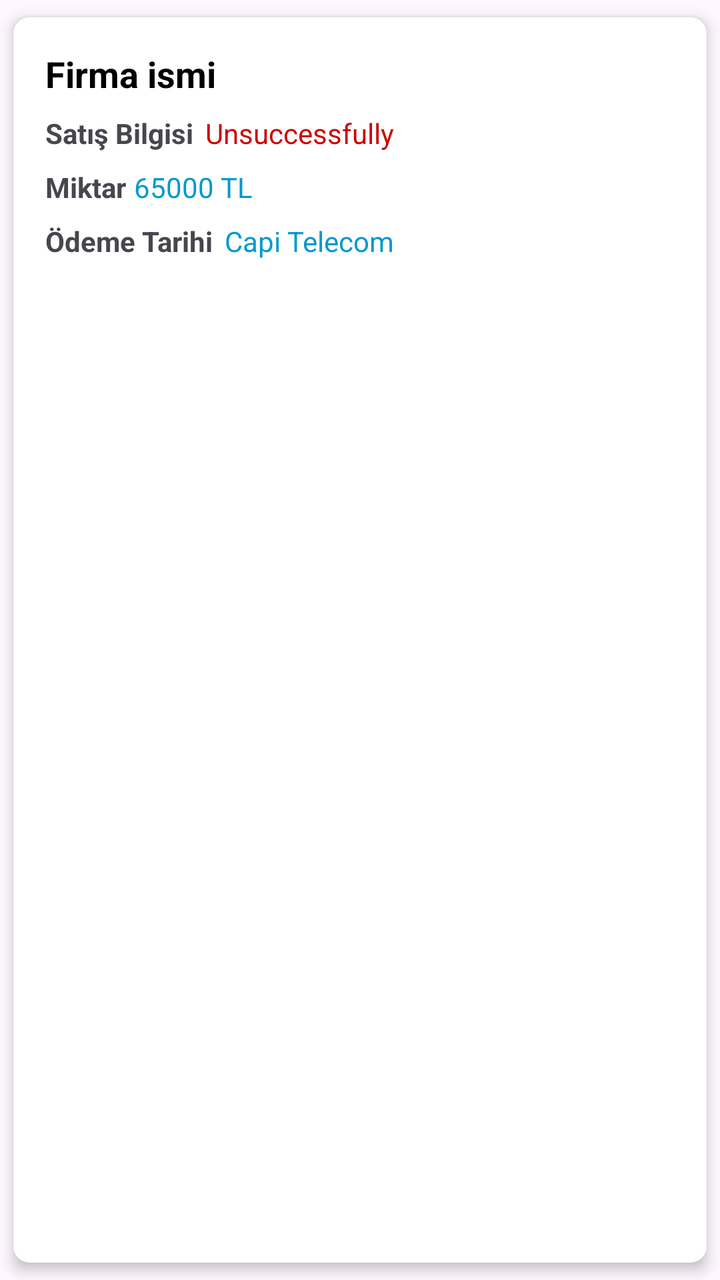
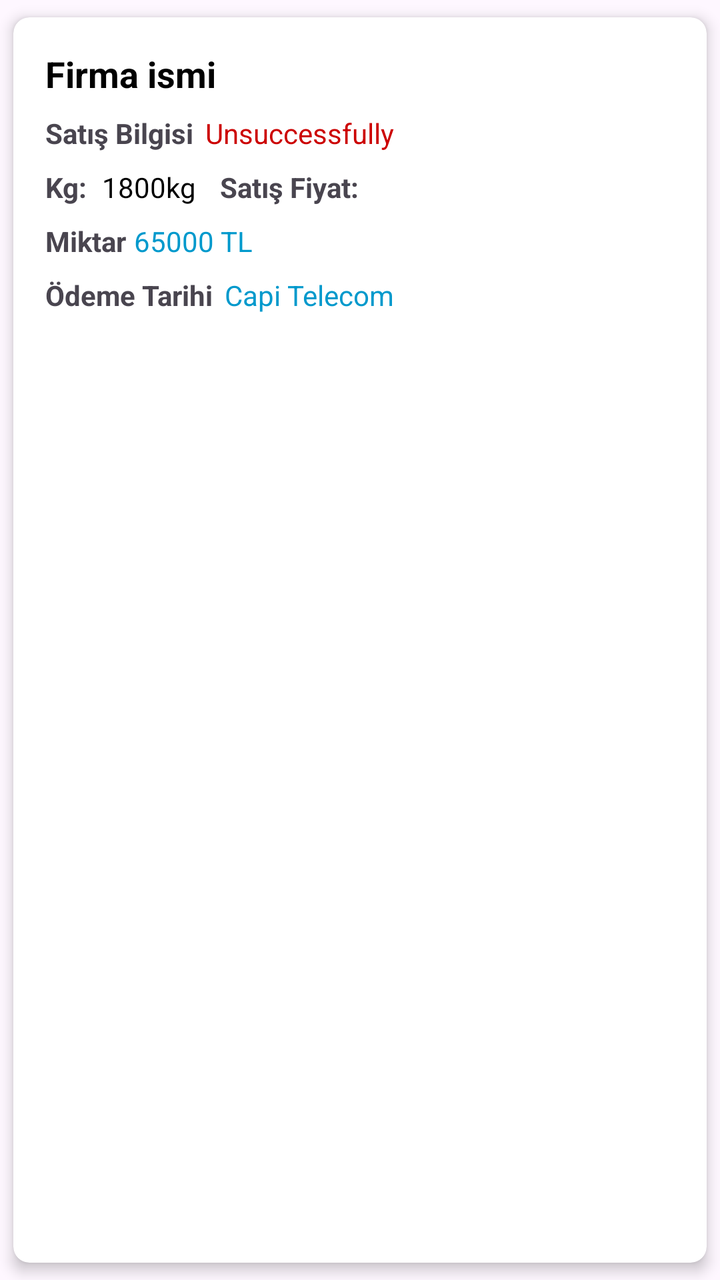

Two renders of the same Android screen: before a commit and after it. Below are the layout's source before the change and the commit's diff.
<!-- AndroidManifest.xml: application theme Theme.DesignExample -->
<!-- res/layout/recycler_view_card.xml -->
<androidx.cardview.widget.CardView
    xmlns:android="http://schemas.android.com/apk/res/android"
    xmlns:app="http://schemas.android.com/apk/res-auto"
    android:layout_width="match_parent"
    android:layout_height="wrap_content"
    android:layout_margin="16dp"
    app:cardCornerRadius="8dp"
    app:cardElevation="4dp"
    app:cardUseCompatPadding="true"
    app:cardPreventCornerOverlap="true">

    <LinearLayout
        android:layout_width="match_parent"
        android:layout_height="wrap_content"
        android:orientation="vertical"
        android:padding="16dp">

        <LinearLayout
            android:layout_width="match_parent"
            android:layout_height="wrap_content"
            android:orientation="horizontal">

            <TextView
                android:id="@+id/CompanyName"
                android:layout_width="wrap_content"
                android:layout_height="wrap_content"
                android:layout_weight="1"
                android:text="Firma ismi"
                android:textColor="@android:color/black"
                android:textSize="18sp"
                android:textStyle="bold" />

            <Space
                android:layout_width="0dp"
                android:layout_height="1dp"
                android:layout_weight="1" />

            <TextView
                android:id="@+id/kalanTarih"
                android:layout_width="wrap_content"
                android:layout_height="wrap_content"
                android:textColor="@android:color/holo_red_dark"
                android:textSize="14sp" />
        </LinearLayout>

        <Space
            android:layout_width="match_parent"
            android:layout_height="8dp" />

        <LinearLayout
            android:layout_width="match_parent"
            android:layout_height="wrap_content"
            android:orientation="horizontal">

            <TextView
                android:id="@+id/tvStatusLabel"
                android:layout_width="wrap_content"
                android:layout_height="wrap_content"
                android:text="Satış Bilgisi"
                android:textSize="14sp"
                android:textStyle="bold" />

            <TextView
                android:id="@+id/OdemeDurumu"
                android:layout_width="wrap_content"
                android:layout_height="wrap_content"
                android:layout_marginStart="6dp"
                android:text="Unsuccessfully"
                android:textColor="@android:color/holo_red_dark"
                android:textSize="14sp" />
        </LinearLayout>

        <Space
            android:layout_width="match_parent"
            android:layout_height="8dp" />

        <LinearLayout
            android:layout_width="match_parent"
            android:layout_height="wrap_content"
            android:orientation="horizontal">

            <TextView
                android:id="@+id/tvAmountLabel"
                android:layout_width="wrap_content"
                android:layout_height="wrap_content"
                android:text="Miktar"
                android:textSize="14sp"
                android:textStyle="bold" />

            <TextView
                android:id="@+id/OdemeMiktari"
                android:layout_width="wrap_content"
                android:layout_height="wrap_content"
                android:layout_marginStart="4dp"
                android:text="65000 TL"
                android:textColor="@android:color/holo_blue_dark"
                android:textSize="14sp" />
        </LinearLayout>

        <Space
            android:layout_width="match_parent"
            android:layout_height="8dp" />

        <LinearLayout
            android:layout_width="match_parent"
            android:layout_height="wrap_content"
            android:orientation="horizontal">

            <TextView
                android:id="@+id/tvCompanyLabel"
                android:layout_width="wrap_content"
                android:layout_height="wrap_content"
                android:text="Ödeme Tarihi"
                android:textSize="14sp"
                android:textStyle="bold" />

            <TextView
                android:id="@+id/OdemeTarihi"
                android:layout_width="wrap_content"
                android:layout_height="wrap_content"
                android:layout_marginStart="6dp"
                android:text="Capi Telecom"
                android:textColor="@android:color/holo_blue_dark"
                android:textSize="14sp" />
        </LinearLayout>

    </LinearLayout>

</androidx.cardview.widget.CardView>
<!-- resources referenced by this layout -->
<resources>
  <style name="Theme.DesignExample" parent="Base.Theme.DesignExample" />
  <style name="Base.Theme.DesignExample" parent="Theme.Material3.DayNight.NoActionBar">
          
          
          <item name="android:statusBarColor">@color/black</item>
      </style>
  <color name="black">#FF000000</color>
</resources>

<!-- the commit's change to res/layout/recycler_view_card.xml (unified diff, before → after) -->
@@ -69,6 +69,50 @@
                 android:textColor="@android:color/holo_red_dark"
                 android:textSize="14sp" />
         </LinearLayout>
+        <Space
+            android:layout_width="match_parent"
+            android:layout_height="8dp" />
+
+        <LinearLayout
+            android:layout_width="match_parent"
+            android:layout_height="wrap_content"
+            android:orientation="horizontal">
+
+            <TextView
+                android:id="@+id/tvKgLabel"
+                android:layout_width="wrap_content"
+                android:layout_height="wrap_content"
+                android:text="Kg: "
+                android:textSize="14sp"
+                android:textStyle="bold" />
+
+            <TextView
+                android:id="@+id/KgMiktari"
+                android:layout_width="wrap_content"
+                android:layout_height="wrap_content"
+                android:layout_marginStart="4dp"
+                android:text="1800kg"
+                android:textColor="@android:color/black"
+                android:textSize="14sp" />
+
+            <TextView
+                android:id="@+id/tvSatisFiyatiLabel"
+                android:layout_width="wrap_content"
+                android:layout_height="wrap_content"
+                android:layout_marginStart="12dp"
+                android:text="Satış Fiyat: "
+                android:textSize="14sp"
+                android:textStyle="bold" />
+
+            <TextView
+                android:id="@+id/SatisFiyati"
+                android:layout_width="wrap_content"
+                android:layout_height="wrap_content"
+                android:layout_marginStart="4dp"
+                android:text=""
+                android:textColor="@android:color/holo_blue_dark"
+                android:textSize="14sp" />
+        </LinearLayout>
 
         <Space
             android:layout_width="match_parent"
